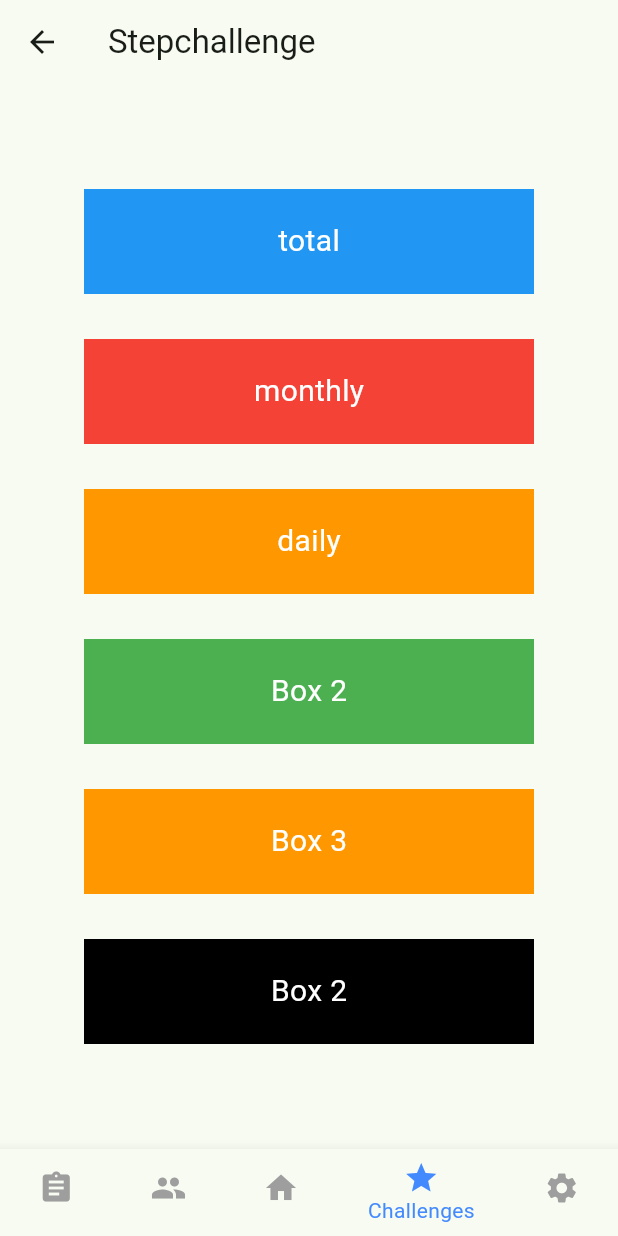
After one commit to rfeuz/bellapp, a Flutter app: the stepchallenge screen opened directly, item 4 of the bottom bar chosen, after a tap on "Stepchallenge", on a phone screen of 412 x 824 dp. The commit adds this screen. Run offline on Flutter 3.47's test engine with Material 3 defaults, Android fonts, the light colour scheme and no system bars.

Commit message:
stepchallenge

```diff
--- a/lib/challenges.dart
+++ b/lib/challenges.dart
@@ -1,11 +1,20 @@
 // challenges.dart
-
 import 'main.dart';
 import 'communities.dart';
 import 'settings.dart';
 import 'survey.dart';
+import 'package:flutter/material.dart';
+import 'stepchallenge.dart';
 
-import 'package:flutter/material.dart';
+class DetailsPage extends StatelessWidget {
+  @override
+  Widget build(BuildContext context) {
+    return Scaffold(
+      appBar: AppBar(title: Text('Details')),
+      body: Center(child: Text('This is the Details Page')),
+    );
+  }
+}
 
 class Challenges extends StatefulWidget {
   @override
@@ -69,6 +78,13 @@ class _Challenges extends State<Challenges> {
         title: Text('Challenges'),
       ),
       body: Center(
+        child: InkWell(
+          onTap: () {
+            Navigator.push(
+              context,
+              MaterialPageRoute(builder: (context) => stepchallenge()),
+            );
+          },
           child: Container(
             width: 300, // specify the width
             height: 100, // specify the height
@@ -79,7 +95,7 @@ class _Challenges extends State<Challenges> {
               mainAxisAlignment: MainAxisAlignment.center,
               children: <Widget>[
                 Text(
-                'Challenge 1', // specify the text
+                  'Stepchallenge', // specify the text
                   style: TextStyle(
                     color: Colors.white, // specify the text color
                     fontSize: 20, // specify the text size
@@ -92,6 +108,7 @@ class _Challenges extends State<Challenges> {
                   valueColor: AlwaysStoppedAnimation<Color>(Colors.green), // Set the progress color
                 ),
               ],
+            ),
           ),
         ),
       ),
--- a/lib/settings.dart
+++ b/lib/settings.dart
@@ -193,8 +193,8 @@ class ProfilePage extends StatefulWidget {
 
 class _ProfilePageState extends State<ProfilePage> {
   String _name = 'test';
-  double _age = 37;
-  double _stepgoal = 37;
+  int _age = 37;
+  int _stepgoal = 37;
   double _sleepgoal = 37;
   String _country = 'test';
   String _language = 'test';
--- /dev/null
+++ b/lib/stepchallenge.dart
@@ -0,0 +1,216 @@
+import 'package:flutter/material.dart';
+import 'main.dart';
+import 'communities.dart';
+import 'settings.dart';
+import 'challenges.dart';
+import 'survey.dart';
+
+class stepchallenge extends StatefulWidget {
+  @override
+  _stepchallenge createState() => _stepchallenge();
+}
+
+class _stepchallenge extends State<stepchallenge> {
+
+  int _selectedIndex = 3;
+
+  static List<Widget> _widgetOptions = <Widget>[
+    Survey(),
+    Communities(),
+    MyHomePage(title: 'Home'),
+    Text('Survey'),
+    Settings(),
+  ];
+
+  void _onItemTapped(int index) {
+    setState(() {
+      _selectedIndex = index;
+      switch (_selectedIndex) {
+        case 0:
+          Navigator.push(
+            context,
+            MaterialPageRoute(builder: (context) => Survey()),
+          );
+          break;
+        case 1:
+          Navigator.push(
+            context,
+            MaterialPageRoute(builder: (context) => Communities()),
+          );
+          break;
+        case 2:
+          Navigator.push(
+            context,
+            MaterialPageRoute(builder: (context) => MyHomePage(title: 'Home')),
+          );
+          break;
+        case 3:
+          Navigator.push(
+            context,
+            MaterialPageRoute(builder: (context) => Challenges()),
+          );
+          break;
+        case 4:
+          Navigator.push(
+            context,
+            MaterialPageRoute(builder: (context) => Settings()),
+          );
+          break;
+      }
+    });
+  }
+
+  @override
+  Widget build(BuildContext context) {
+    return Scaffold(
+      appBar: AppBar(
+        title: Text('Stepchallenge'),
+      ),
+      body: Center(
+        child: Column(
+          mainAxisAlignment: MainAxisAlignment.center,
+          children: <Widget>[
+            InkWell(
+              onTap: () {
+                Navigator.push(
+                  context,
+                  MaterialPageRoute(builder: (context) => stepchallenge()),
+                );
+              },
+              child: Container(
+                width: 300, // Specify the width
+                height: 70, // Specify the height
+                decoration: BoxDecoration(
+                  color: Colors.blue, // Specify the color
+                ),
+                child: Center(
+                  child: Text(
+                    'total', // Specify the text
+                    style: TextStyle(
+                      color: Colors.white, // Specify the text color
+                      fontSize: 20, // Specify the text size
+                    ),
+                  ),
+                ),
+              ),
+            ),
+            SizedBox(height: 30), // Add some spacing
+            Container(
+              width: 300, // specify the width
+              height: 70, // specify the height
+              decoration: BoxDecoration(
+                color: Colors.red, // specify the color
+              ),
+              child: Center(
+                child: Text(
+                  'monthly', // specify the text
+                  style: TextStyle(
+                    color: Colors.white, // specify the text color
+                    fontSize: 20, // specify the text size
+                  ),
+                ),
+              ),
+            ),
+            SizedBox(height: 30), // Add some spacing
+            Container(
+              width: 300, // specify the width
+              height: 70, // specify the height
+              decoration: BoxDecoration(
+                color: Colors.orange, // specify the color
+              ),
+              child: Center(
+                child: Text(
+                  'daily', // specify the text
+                  style: TextStyle(
+                    color: Colors.white, // specify the text color
+                    fontSize: 20, // specify the text size
+                  ),
+                ),
+              ),
+            ),
+            SizedBox(height: 30), // Add some spacing
+            Container(
+              width: 300, // specify the width
+              height: 70, // specify the height
+              decoration: BoxDecoration(
+                color: Colors.green, // specify the color
+              ),
+              child: Center(
+                child: Text(
+                  'Box 2', // specify the text
+                  style: TextStyle(
+                    color: Colors.white, // specify the text color
+                    fontSize: 20, // specify the text size
+                  ),
+                ),
+              ),
+            ),
+            SizedBox(height: 30), // Add some spacing
+            Container(
+              width: 300, // specify the width
+              height: 70, // specify the height
+              decoration: BoxDecoration(
+                color: Colors.orange, // specify the color
+              ),
+              child: Center(
+                child: Text(
+                  'Box 3', // specify the text
+                  style: TextStyle(
+                    color: Colors.white, // specify the text color
+                    fontSize: 20, // specify the text size
+                  ),
+                ),
+              ),
+            ),
+            SizedBox(height: 30), // Add some spacing
+            Container(
+              width: 300, // specify the width
+              height: 70, // specify the height
+              decoration: BoxDecoration(
+                color: Colors.black, // specify the color
+              ),
+              child: Center(
+                child: Text(
+                  'Box 2', // specify the text
+                  style: TextStyle(
+                    color: Colors.white, // specify the text color
+                    fontSize: 20, // specify the text size
+                  ),
+                ),
+              ),
+            ),
+          ],
+        ),
+      ),
+      bottomNavigationBar: BottomNavigationBar(
+        backgroundColor: Colors.blueGrey, // Change the color here
+        selectedItemColor: Colors.blueAccent, // Change the selected item color here
+        unselectedItemColor: Colors.grey, // Change the unselected item color here
+        items: const <BottomNavigationBarItem>[
+          BottomNavigationBarItem(
+            icon: Icon(Icons.assignment),
+            label: 'Survey',
+          ),
+          BottomNavigationBarItem(
+            icon: Icon(Icons.group),
+            label: 'Communities',
+          ),
+          BottomNavigationBarItem(
+            icon: Icon(Icons.home),
+            label: 'Home',
+          ),
+          BottomNavigationBarItem(
+            icon: Icon(Icons.star),
+            label: 'Challenges',
+          ),
+          BottomNavigationBarItem(
+            icon: Icon(Icons.settings),
+            label: 'Settings',
+          ),
+        ],
+        currentIndex: _selectedIndex,
+        onTap: _onItemTapped,
+      ),
+    );
+  }
+}
--- a/lib/survey.dart
+++ b/lib/survey.dart
@@ -174,12 +174,6 @@ class _SurveyState extends State<Survey> {
           TextField(
             controller: _textgreatful,
           ),
-          ElevatedButton(
-              onPressed: () {
-                print('Answer: ${_textgreatful.text}');
-              },
-              child: Text('Submit')
-          ),
           Text('What made you laugh today'),
           TextField(
             controller: _textlaugh,
@@ -187,6 +181,7 @@ class _SurveyState extends State<Survey> {
           ElevatedButton(
               onPressed: () {
                 print('Answer: ${_textlaugh.text}');
+                print('Answer: ${_textgreatful.text}');
                 print(calculate());
                 // Navigate to the second page
                 Navigator.push(
```
Lines whose indentation alone changed are shown as unchanged.
